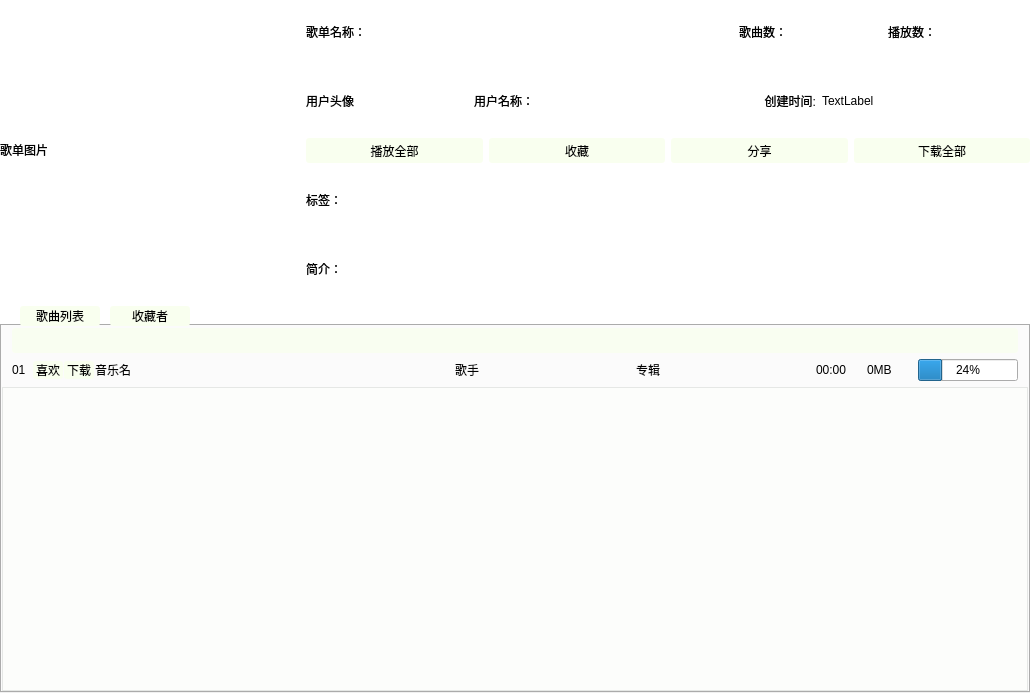
Qt form src/view/musicsheetdetialview.ui (zhichao10086/MusicPlayer) before a commit.
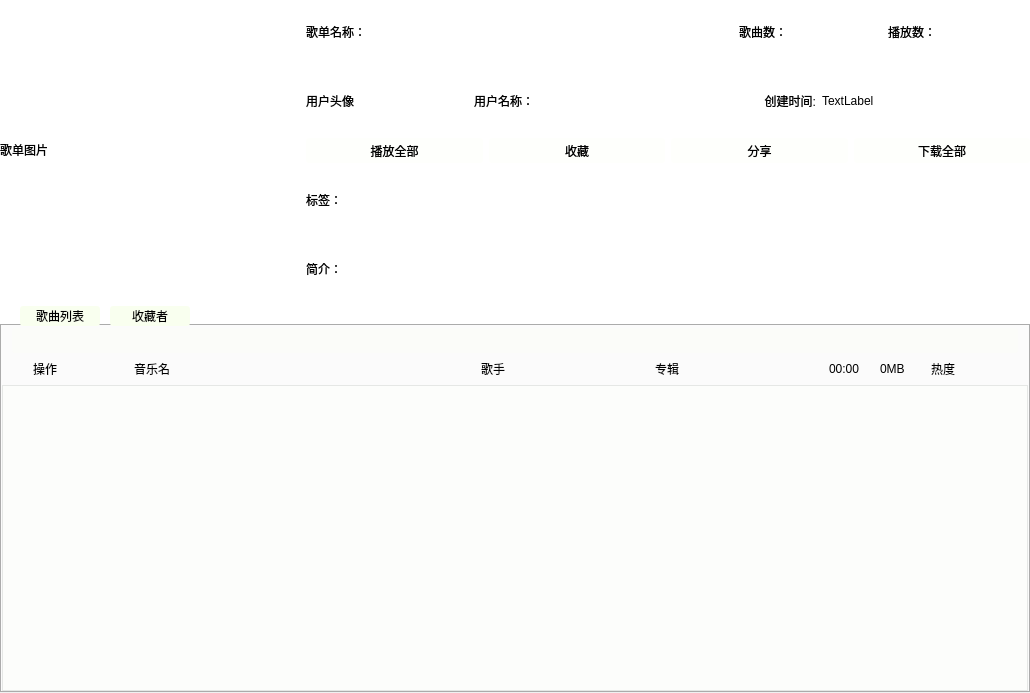
The same form after that commit.

```diff
--- a/src/view/musicsheetdetialview.ui
+++ b/src/view/musicsheetdetialview.ui
@@ -34,7 +34,7 @@
 	border-color:rgb(61, 181, 255);
 	border-width:2px;
 	border-radius:3px;
-	background-color: rgb(249, 255, 239,200);
+	background-color: rgb(249, 255, 239,50);
 
 }
 QPushButton{
@@ -42,7 +42,7 @@
 	border-color:rgb(61, 181, 255);
 	border-width:2px;
 	border-radius:3px;
-	background-color: rgb(249, 255, 239);
+	background-color: rgb(249, 255, 239,50);
 }
 
 QPushButton:hover{
@@ -66,7 +66,7 @@
 	border-color:rgb(61, 181, 255);
 	border-width:2px;
 	border-radius:3px;
-	background-color: rgb(249, 255, 239);
+	background-color: rgb(249, 255, 239,50);
 
 }
 </string>
@@ -495,7 +495,7 @@
                   </size>
                  </property>
                  <property name="text">
-                  <string>01</string>
+                  <string/>
                  </property>
                 </widget>
                </item>
@@ -504,40 +504,21 @@
              <item>
               <layout class="QHBoxLayout" name="hLayoutOp">
                <item>
-                <widget class="QPushButton" name="btnLike">
-                 <property name="sizePolicy">
-                  <sizepolicy hsizetype="Fixed" vsizetype="Fixed">
-                   <horstretch>0</horstretch>
-                   <verstretch>0</verstretch>
-                  </sizepolicy>
-                 </property>
+                <widget class="QLabel" name="label_3">
                  <property name="minimumSize">
                   <size>
-                   <width>30</width>
-                   <height>0</height>
+                   <width>100</width>
+                   <height>20</height>
                   </size>
                  </property>
-                 <property name="text">
-                  <string>喜欢</string>
-                 </property>
-                </widget>
-               </item>
-               <item>
-                <widget class="QPushButton" name="btnDownload">
-                 <property name="sizePolicy">
-                  <sizepolicy hsizetype="Fixed" vsizetype="Fixed">
-                   <horstretch>0</horstretch>
-                   <verstretch>0</verstretch>
-                  </sizepolicy>
-                 </property>
-                 <property name="minimumSize">
+                 <property name="maximumSize">
                   <size>
-                   <width>30</width>
-                   <height>0</height>
+                   <width>100</width>
+                   <height>16777215</height>
                   </size>
                  </property>
                  <property name="text">
-                  <string>下载</string>
+                  <string>操作</string>
                  </property>
                 </widget>
                </item>
@@ -661,21 +642,9 @@
              <item>
               <layout class="QHBoxLayout" name="hLayoutHot">
                <item>
-                <widget class="QProgressBar" name="progBarHot">
-                 <property name="sizePolicy">
-                  <sizepolicy hsizetype="Fixed" vsizetype="Fixed">
-                   <horstretch>0</horstretch>
-                   <verstretch>0</verstretch>
-                  </sizepolicy>
-                 </property>
-                 <property name="minimumSize">
-                  <size>
-                   <width>100</width>
-                   <height>0</height>
-                  </size>
-                 </property>
-                 <property name="value">
-                  <number>24</number>
+                <widget class="QLabel" name="label_4">
+                 <property name="text">
+                  <string>热度</string>
                  </property>
                 </widget>
                </item>
```
